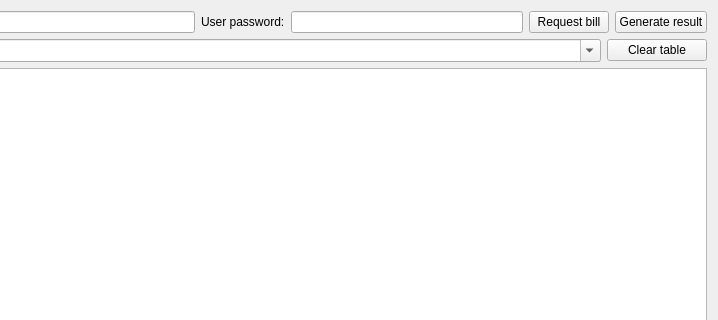
Before: the Qt Designer form src/mainwindow.ui in p166/BillDownloader, drawn with Qt 5; both pictures show x 120 to 838 and y 0 to 320 of the 838 by 627 pixel window.
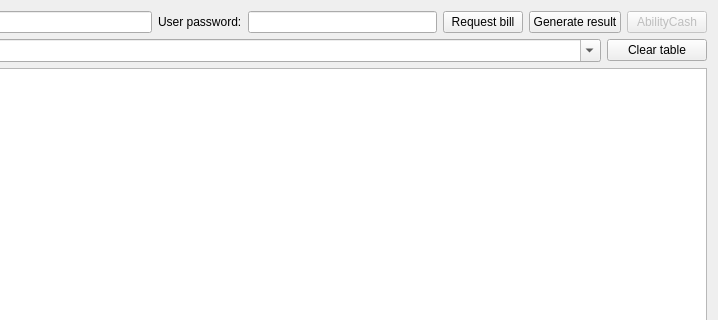
After: the same form once the commit is applied.

Commit message: + опция добавления в таблицу + опция пакетной обработки + модель распознанных кодов + пакетная обработка кодов + изменения в интерфейсе + добавлена генерация GUID для экспорта в формат AbilityCach х рефакторинг кода

The edit to the form file:
```diff
--- a/src/mainwindow.ui
+++ b/src/mainwindow.ui
@@ -62,6 +62,16 @@
         </property>
        </widget>
       </item>
+      <item>
+       <widget class="QPushButton" name="btAbilityCashExport">
+        <property name="enabled">
+         <bool>false</bool>
+        </property>
+        <property name="text">
+         <string>AbilityCash</string>
+        </property>
+       </widget>
+      </item>
      </layout>
     </item>
     <item row="1" column="0">
```
Left out of the diff: 4 changed lines with no effect on the pictures. The commit also changes 9 other files.
